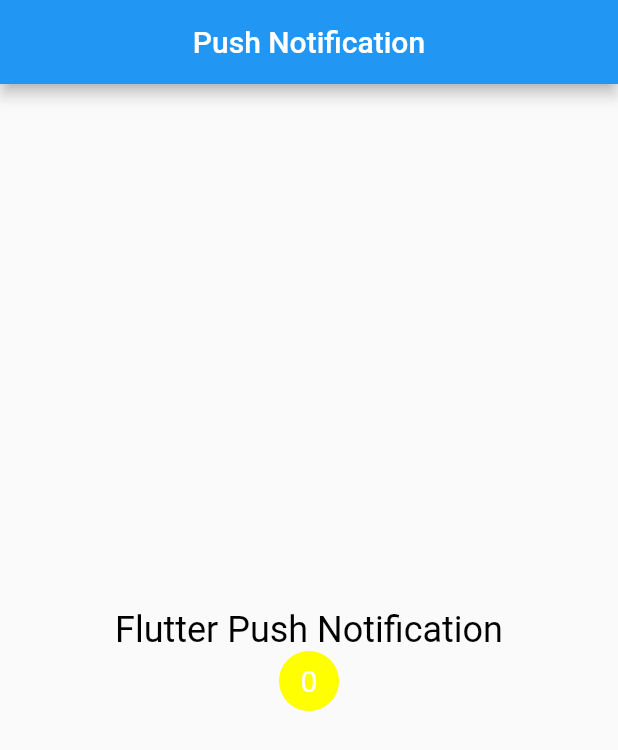
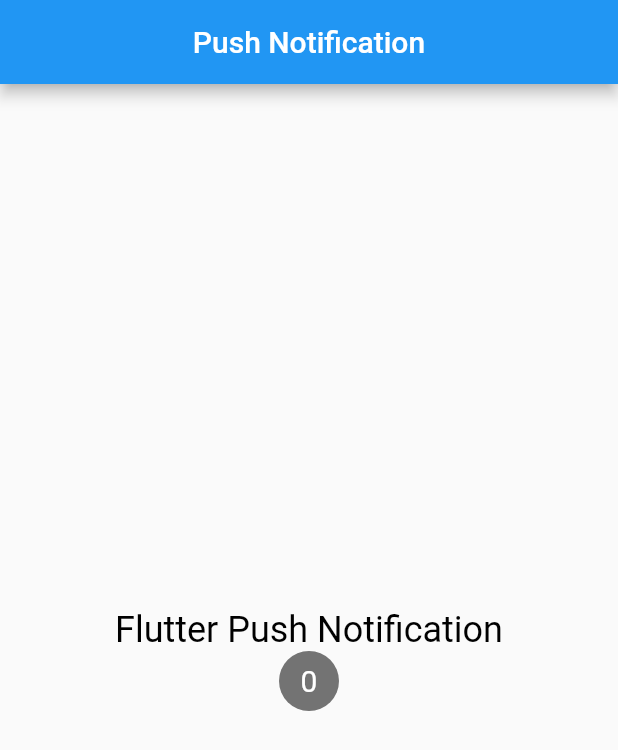
Before and after one commit to AyushSantri/FlutterPushNotification, a Flutter app: the screen it shows after launch, on a phone screen of 412 x 824 dp. Shown: the top 750 px of the screen. Run offline on Flutter 3.47's test engine with Material 2 defaults, Android fonts, the phone set to English and light mode, and no system bars; drawn by our look-alikes of overlay_support; our stand-ins replace firebase_core, firebase_messaging; accounts and stored records are empty.

Commit message:
changed the color of notification_badge.dart

```diff
--- a/lib/notification_badge.dart
+++ b/lib/notification_badge.dart
@@ -10,8 +10,8 @@ class NotificationBadge extends StatelessWidget {
     return Container(
       width: 40,
       height: 40,
-      decoration: const BoxDecoration(
-          color: Colors.yellowAccent, shape: BoxShape.circle),
+      decoration:
+          const BoxDecoration(color: Colors.black54, shape: BoxShape.circle),
       child: Center(
         child: Padding(
           padding: const EdgeInsets.all(4),
```
